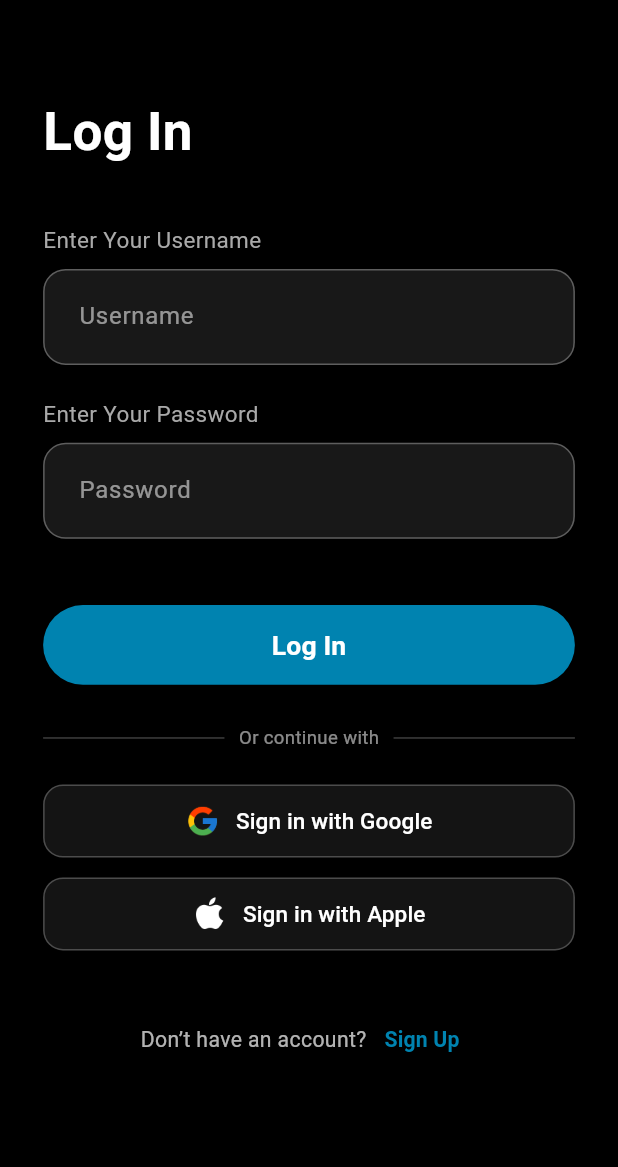
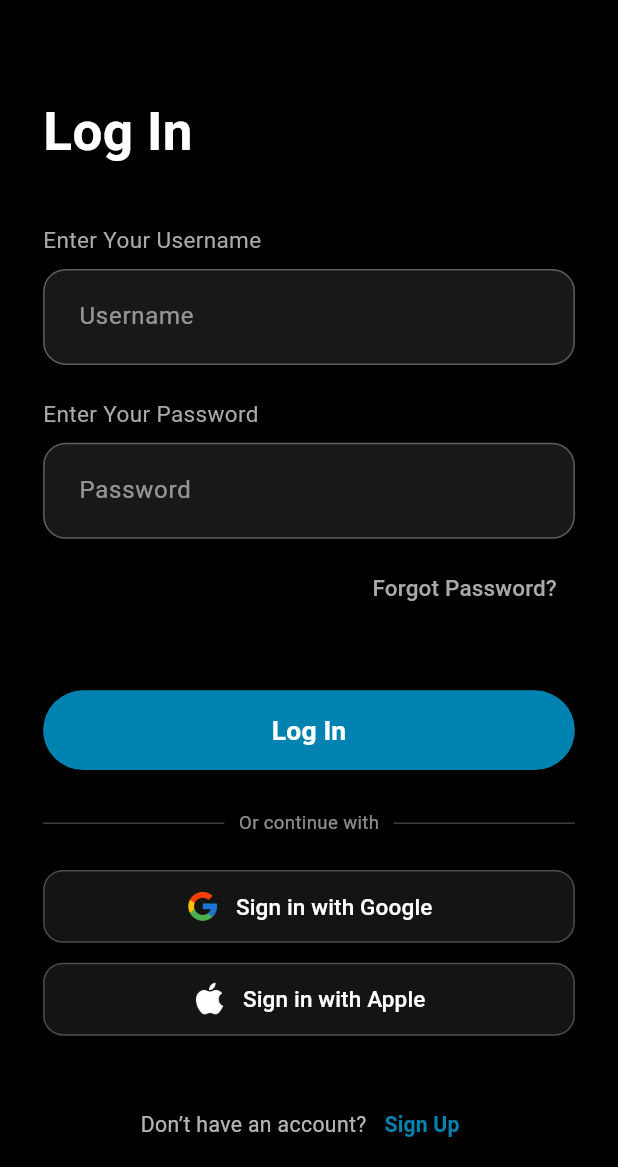
Before and after one commit to ahmednaderahmednader1717-art/HEALIX, a Flutter app: the screen it shows after launch, after a tap on "Log In", on a phone screen of 412 x 824 dp, the part 69-1236 px from its top. Run offline on Flutter 3.47's test engine with Material 3 defaults, Android fonts, the phone set to English and light mode, and no system bars; our stand-ins replace carousel_slider, flutter_svg, gap, google_fonts.

Commit message:
Added_cutome_widgets

```diff
--- a/lib/views/log_in_screen.dart
+++ b/lib/views/log_in_screen.dart
@@ -76,7 +76,6 @@ class _LogInScreenState extends State<LogInScreen> {
               Gap(10 * h),
               const SizedBox(height: 0),
               HealixTextField(controller: _emailController, hint: "Username"),
-
               Gap(25 * h),
 
               // 🟣 Password
@@ -92,6 +91,20 @@ class _LogInScreenState extends State<LogInScreen> {
                 controller: _passwordController,
                 hint: "Password",
                 isPassword: true,
+              ),
+              Gap(10 * h),
+              Align( //FORGOT PASSWORD? TEXT BTN
+                alignment: AlignmentGeometry.centerRight,
+                child: TextButton(
+                  onPressed: () {},
+                  child: Text(
+                    "Forgot Password?",
+                    style: GoogleFonts.inriaSans(
+                      fontSize: 17 * scale,
+                      color: const Color.fromARGB(255, 169, 169, 169),
+                    ),
+                  )
+                ),
               ),
 
               Gap(50 * h),
@@ -138,7 +151,7 @@ class _LogInScreenState extends State<LogInScreen> {
                 size: scale,
                 backgroundColor: Colors.white.withOpacity(0.08),
                 onPressed: () {
-                  debugPrint("Google Sign In Clicked");
+                  // TODO SIGN IN WITH GOOGLE LOGIC HERE
                 },
               ),
 
@@ -151,7 +164,7 @@ class _LogInScreenState extends State<LogInScreen> {
                 size: scale,
                 backgroundColor: Colors.white.withOpacity(0.08),
                 onPressed: () {
-                  debugPrint("Apple Sign In Clicked");
+                  // TODO SIGN IN WITH APPLE LOGIC HERE
                 },
               ),
 
@@ -195,6 +208,4 @@ class _LogInScreenState extends State<LogInScreen> {
       ),
     );
   }
-
-  // الويدجتات المخصصة تم نقلها إلى lib/widgets
 }
```
